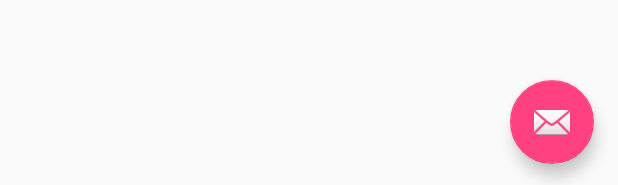
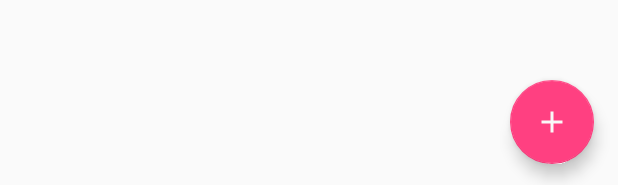
Before and after one commit to chungmyung/MyThirdproject, an Android app: the layout activity_main.xml on its own in the app's theme, with its tools: preview values and no code run, on a phone screen of 412 x 824 dp. Shown: the part 1048-1233 px from the top of the screen. Run offline under Robolectric (Android 15) with nearby library versions, the phone set to English and light mode, and no system bars.

Commit message:
기기에서는 APK가 설치가 않되고 emulator에서는 열리지만 floatingActionButton을 누르면 꺼짐. 코드 수정하였으나.. 계속... MainActivity  53열....

```diff
--- a/memorealm/build.gradle
+++ b/memorealm/build.gradle
@@ -11,7 +11,7 @@ android {
         targetSdkVersion 26
         versionCode 1
         versionName "1.0"
-
+        vectorDrawables.useSupportLibrary = true  // Vector
         testInstrumentationRunner "android.support.test.runner.AndroidJUnitRunner"
 
     }
--- a/memorealm/src/main/AndroidManifest.xml
+++ b/memorealm/src/main/AndroidManifest.xml
@@ -3,7 +3,7 @@
     package="com.chungmyung.memorealm">
 
     <application
-        android:name="com.chungmyung.memorealm.activity.MyApplication"
+        android:name="com.chungmyung.memorealm.memorealm.MyApplication"
         android:allowBackup="true"
         android:icon="@mipmap/ic_launcher"
         android:label="@string/app_name"
@@ -11,7 +11,7 @@
         android:supportsRtl="true"
         android:theme="@style/AppTheme">
         <activity
-            android:name=".activity.activity.MainActivity"
+            android:name=".memorealm.activity.MainActivity"
             android:label="@string/app_name"
             android:theme="@style/AppTheme.NoActionBar">
             <intent-filter>
@@ -20,7 +20,7 @@
                 <category android:name="android.intent.category.LAUNCHER" />
             </intent-filter>
         </activity>
-        <activity android:name=".activity.activity.DetailActivity"></activity>
+        <activity android:name=".memorealm.activity.DetailActivity"></activity>
     </application>
 
 </manifest>
--- a/memorealm/src/main/java/com/chungmyung/memorealm/activity/Models/Memo.java
+++ b/memorealm/src/main/java/com/chungmyung/memorealm/memorealm/Models/Memo.java
@@ -1,4 +1,4 @@
-package com.chungmyung.memorealm.activity.Models;
+package com.chungmyung.memorealm.memorealm.Models;
 
 import java.util.concurrent.atomic.AtomicInteger;
 
--- a/memorealm/src/main/java/com/chungmyung/memorealm/activity/MyApplication.java
+++ b/memorealm/src/main/java/com/chungmyung/memorealm/memorealm/MyApplication.java
@@ -1,4 +1,4 @@
-package com.chungmyung.memorealm.activity;
+package com.chungmyung.memorealm.memorealm;
 
 import android.app.Application;
 
--- a/memorealm/src/main/java/com/chungmyung/memorealm/activity/activity/DetailActivity.java
+++ b/memorealm/src/main/java/com/chungmyung/memorealm/memorealm/activity/DetailActivity.java
@@ -1,12 +1,12 @@
-package com.chungmyung.memorealm.activity.activity;
+package com.chungmyung.memorealm.memorealm.activity;
 
 import android.os.Bundle;
 import android.support.v4.app.Fragment;
 import android.support.v7.app.AppCompatActivity;
 
 import com.chungmyung.memorealm.R;
-import com.chungmyung.memorealm.activity.Models.Memo;
-import com.chungmyung.memorealm.activity.fragment.MemoDetailFragment;
+import com.chungmyung.memorealm.memorealm.Models.Memo;
+import com.chungmyung.memorealm.memorealm.fragment.MemoDetailFragment;
 
 import io.realm.Realm;
 
--- a/memorealm/src/main/java/com/chungmyung/memorealm/activity/activity/MainActivity.java
+++ b/memorealm/src/main/java/com/chungmyung/memorealm/memorealm/activity/MainActivity.java
@@ -1,4 +1,4 @@
-package com.chungmyung.memorealm.activity.activity;
+package com.chungmyung.memorealm.memorealm.activity;
 
 
 import android.content.Intent;
@@ -10,7 +10,7 @@ import android.support.v7.widget.Toolbar;
 import android.view.View;
 
 import com.chungmyung.memorealm.R;
-import com.chungmyung.memorealm.activity.fragment.MemoListFragment;
+import com.chungmyung.memorealm.memorealm.fragment.MemoListFragment;
 
 
 public class MainActivity extends AppCompatActivity {
--- a/memorealm/src/main/res/layout/activity_detail.xml
+++ b/memorealm/src/main/res/layout/activity_detail.xml
@@ -4,7 +4,7 @@
     android:layout_width="match_parent"
     android:layout_height="match_parent"
     android:orientation="vertical"
-    tools:context="com.chungmyung.memorealm.activity.activity.DetailActivity">
+    tools:context="com.chungmyung.memorealm.memorealm.activity.DetailActivity">
 
 
     <FrameLayout
--- a/memorealm/src/main/res/layout/activity_main.xml
+++ b/memorealm/src/main/res/layout/activity_main.xml
@@ -4,7 +4,7 @@
     xmlns:tools="http://schemas.android.com/tools"
     android:layout_width="match_parent"
     android:layout_height="match_parent"
-    tools:context="com.chungmyung.memorealm.activity.activity.MainActivity">
+    tools:context="com.chungmyung.memorealm.memorealm.activity.MainActivity">
 
     <android.support.design.widget.AppBarLayout
         android:layout_width="match_parent"
@@ -32,6 +32,6 @@
         android:layout_margin="@dimen/fab_margin"
         app:layout_anchor="@+id/include"
         app:layout_anchorGravity="bottom|right"
-        app:srcCompat="@android:drawable/ic_dialog_email" />
+        app:srcCompat="@drawable/ic_add_white_24dp" />
 
 </android.support.design.widget.CoordinatorLayout>
--- a/memorealm/src/main/res/layout/content_main.xml
+++ b/memorealm/src/main/res/layout/content_main.xml
@@ -5,12 +5,14 @@
     android:layout_width="match_parent"
     android:layout_height="match_parent"
     app:layout_behavior="@string/appbar_scrolling_view_behavior"
-    tools:context="com.chungmyung.memorealm.activity.activity.MainActivity"
+    tools:context="com.chungmyung.memorealm.memorealm.activity.MainActivity"
     tools:showIn="@layout/activity_main">
 
     <FrameLayout
         android:id="@+id/container"
-        android:layout_width="match_parent"
-        android:layout_height="match_parent" />
+        android:layout_width="368dp"
+        android:layout_height="495dp"
+        tools:layout_editor_absoluteY="8dp"
+        tools:layout_editor_absoluteX="8dp" />
 
 </android.support.constraint.ConstraintLayout>
--- a/memorealm/src/main/res/layout/fragment_memo_detail.xml
+++ b/memorealm/src/main/res/layout/fragment_memo_detail.xml
@@ -3,7 +3,7 @@
     android:layout_width="match_parent"
     android:layout_height="match_parent"
     xmlns:app="http://schemas.android.com/apk/res-auto"
-    tools:context="com.chungmyung.memorealm.activity.fragment.MemoDetailFragment">
+    tools:context="com.chungmyung.memorealm.memorealm.fragment.MemoDetailFragment">
 
     <LinearLayout
         android:layout_width="match_parent"
@@ -33,7 +33,7 @@
             android:layout_width="wrap_content"
             android:layout_height="wrap_content"
             android:layout_gravity="bottom|end"
-            android:src="@drawable/ic_done_white_24dp"
+            app:srcCompat="@drawable/ic_done_white_24dp"
             android:backgroundTint="#ff00ff"
             app:useCompatPadding="true"/>
 
--- a/memorealm/src/main/res/menu/menu_main.xml
+++ b/memorealm/src/main/res/menu/menu_main.xml
@@ -1,7 +1,7 @@
 <menu xmlns:android="http://schemas.android.com/apk/res/android"
     xmlns:app="http://schemas.android.com/apk/res-auto"
     xmlns:tools="http://schemas.android.com/tools"
-    tools:context="com.chungmyung.memorealm.activity.activity.MainActivity">
+    tools:context="com.chungmyung.memorealm.memorealm.activity.MainActivity">
     <item android:id="@+id/action_settings" android:orderInCategory="100"
         android:title="@string/action_settings" app:showAsAction="never" />
 </menu>
```
Also changed, not shown: memorealm/src/main/java/com/chungmyung/memorealm/memorealm/adapter/MemoRecyclerAdapter.java (renamed from memorealm/src/main/java/com/chungmyung/memorealm/activity/adapter/MemoRecyclerAdapter.java, +24 -25 lines), memorealm/src/main/java/com/chungmyung/memorealm/memorealm/fragment/MemoDetailFragment.java (renamed from memorealm/src/main/java/com/chungmyung/memorealm/activity/fragment/MemoDetailFragment.java, +6 -5 lines), memorealm/src/main/java/com/chungmyung/memorealm/memorealm/fragment/MemoListFragment.java (renamed from memorealm/src/main/java/com/chungmyung/memorealm/activity/fragment/MemoListFragment.java, +20 -14 lines).
